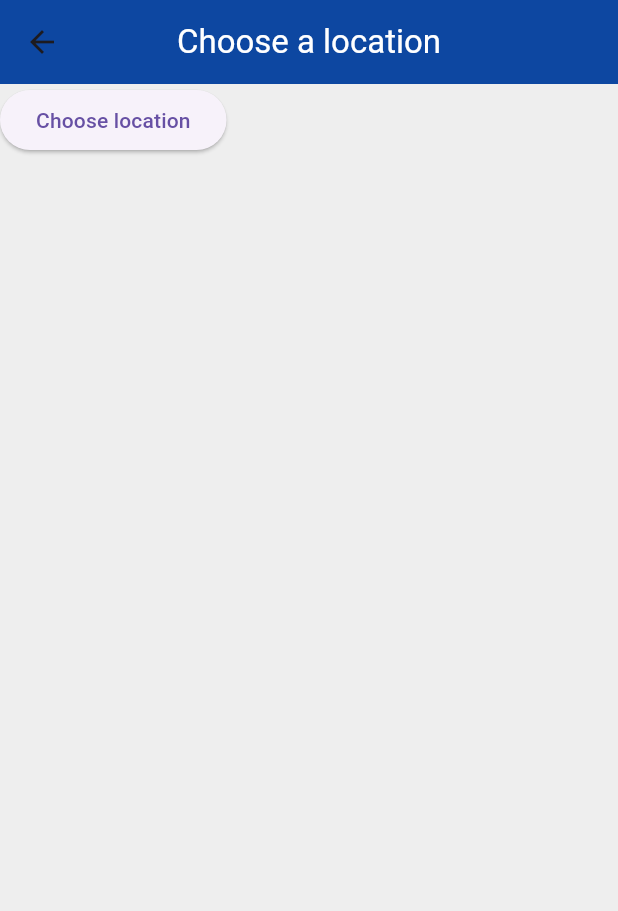
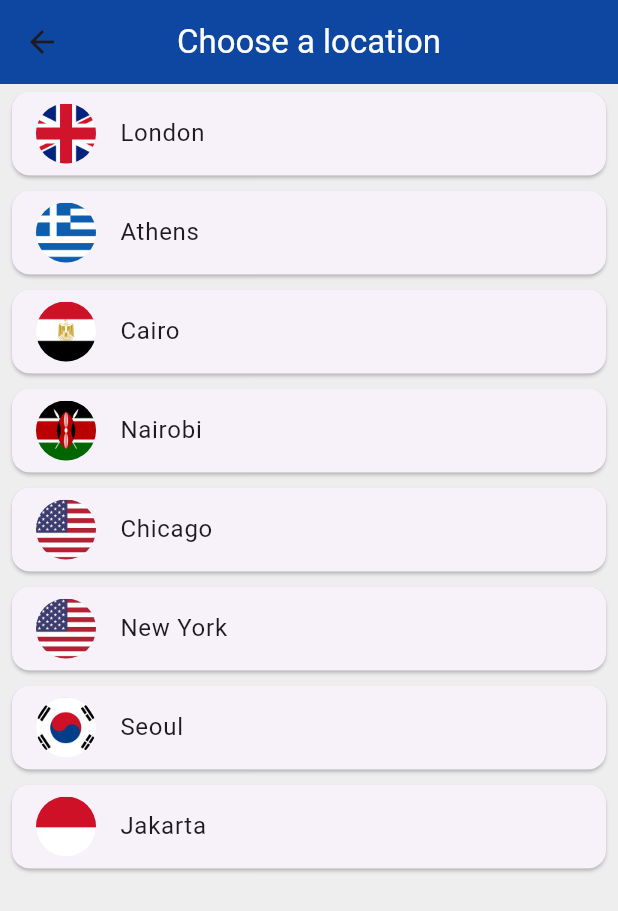
Before and after one commit to bennetnetan/world_time, a Flutter app: the ChooseLocation screen opened by its route, on a phone screen of 412 x 824 dp. Shown: the top 911 px of the screen. Run offline on Flutter 3.47's test engine with Material 3 defaults, Android fonts, the phone set to English and light mode, and no system bars; our stand-ins replace flutter_spinkit; network calls fail.

Commit message:
"Updated main.dart, choose_location.dart, home.dart, loading.dart, and world_time.dart files with changes to routing, UI, and WorldTime class; added assets to pubspec.yaml"

```diff
--- a/lib/main.dart
+++ b/lib/main.dart
@@ -7,9 +7,9 @@ void main() {
   runApp(MaterialApp(
     initialRoute: '/',
     routes: {
-      '/': (context) => const Loading(),
-      '/home': (context) => const Home(),
-      '/location': (context) => const ChooseLocation(),
+      '/': (context) => Loading(),
+      '/home': (context) => Home(),
+      '/location': (context) => ChooseLocation(),
     },
   ));
 }
--- a/lib/pages/choose_location.dart
+++ b/lib/pages/choose_location.dart
@@ -1,5 +1,5 @@
-import 'package:flutter/foundation.dart';
 import 'package:flutter/material.dart';
+import 'package:world_time/services/world_time.dart';
 
 class ChooseLocation extends StatefulWidget {
   const ChooseLocation({super.key});
@@ -10,11 +10,33 @@ class ChooseLocation extends StatefulWidget {
 
 class _ChooseLocationState extends State<ChooseLocation> {
 
+  List<WorldTime> locations = [
+    WorldTime(url: 'Europe/London', location: 'London', flag: 'uk.png'),
+    WorldTime(url: 'Europe/Berlin', location: 'Athens', flag: 'greece.png'),
+    WorldTime(url: 'Africa/Cairo', location: 'Cairo', flag: 'egypt.png'),
+    WorldTime(url: 'Africa/Nairobi', location: 'Nairobi', flag: 'kenya.png'),
+    WorldTime(url: 'America/Chicago', location: 'Chicago', flag: 'usa.png'),
+    WorldTime(url: 'America/New_York', location: 'New York', flag: 'usa.png'),
+    WorldTime(url: 'Asia/Seoul', location: 'Seoul', flag: 'south_korea.png'),
+    WorldTime(url: 'Asia/Jakarta', location: 'Jakarta', flag: 'indonesia.png'),
+  ];
+
+void updateTime(index) async {
+  WorldTime instance = locations[index];
+  await instance.getTime();
+
+  // navigate to home screen
+  Navigator.pop(context, {
+    'location': instance.location,
+    'flag': instance.flag,
+    'time': instance.time,
+    'isDaytime': instance.isDayTime
+  });
+  // Navigator.pushReplacementNamed(context, '/location', arguments: locations[index]);
+}
+
   @override
   Widget build(BuildContext context) {
-    if (kDebugMode) {
-      print("Build InitState function run");
-    }
     return Scaffold(
       backgroundColor: Colors.grey[200],
       appBar: AppBar(
@@ -24,9 +46,25 @@ class _ChooseLocationState extends State<ChooseLocation> {
         elevation: 0,
       ),
       // body: const Text("choose location screen"),
-      body: ElevatedButton(
-        onPressed: () {},
-        child: const Text('Choose location'),
+      body: ListView.builder(
+        itemBuilder: (context, index){
+          return Padding(
+            padding: const EdgeInsets.symmetric(vertical: 1.0, horizontal: 4.0),
+            child: Card(
+              child: ListTile(
+                onTap: () {
+                  updateTime(index);
+                  // Navigator.pushReplacementNamed(context, '/location', arguments: locations[index]);
+                },
+                title: Text(locations[index].location),
+                leading: CircleAvatar(
+                  backgroundImage: AssetImage('assets/${locations[index].flag}'),
+                ),
+              ),
+            ),
+          );
+        },
+        itemCount: locations.length,
         ),
     );
   }
--- a/lib/services/world_time.dart
+++ b/lib/services/world_time.dart
@@ -1,5 +1,6 @@
 import 'package:http/http.dart';
 import 'dart:convert';
+// ignore: depend_on_referenced_packages
 import 'package:intl/intl.dart';
 
 class WorldTime {
@@ -8,6 +9,7 @@ class WorldTime {
   late String time; // Time in the location
   String flag; // url for image asset
   String url; // url for api call
+  late bool isDayTime; // true if it's day time, false if it's night time
 
   WorldTime({required this.location, required this.flag, required this.url});
 
@@ -29,6 +31,8 @@ class WorldTime {
       time = dt.toString();
       time = DateFormat.jm().format(dt);
 
+      isDayTime = dt.hour > 6 && dt.hour < 20 ? true : false;
+
     } catch (e) {
       print("Caughgt error $e");
       time = "Could not get time data";
--- a/pubspec.yaml
+++ b/pubspec.yaml
@@ -62,9 +62,9 @@ flutter:
   uses-material-design: true
 
   # To add assets to your application, add an assets section, like this:
-  # assets:
-  #   - images/a_dot_burr.jpeg
-  #   - images/a_dot_ham.jpeg
+  assets:
+    - assets/
+    # - images/a_dot_ham.jpeg
 
   # An image asset can refer to one or more resolution-specific "variants", see
   # https://flutter.dev/to/resolution-aware-images
```
Also changed, not shown: lib/pages/home.dart (+59 -45 lines), lib/pages/loading.dart (+17 -10 lines), assets/day.png (added), assets/egypt.png (added), assets/germany.png (added), assets/greece.png (added), assets/indonesia.png (added), assets/kenya.png (added), assets/night.png (added), assets/south_korea.png (added), assets/uk.png (added), assets/usa.png (added).
